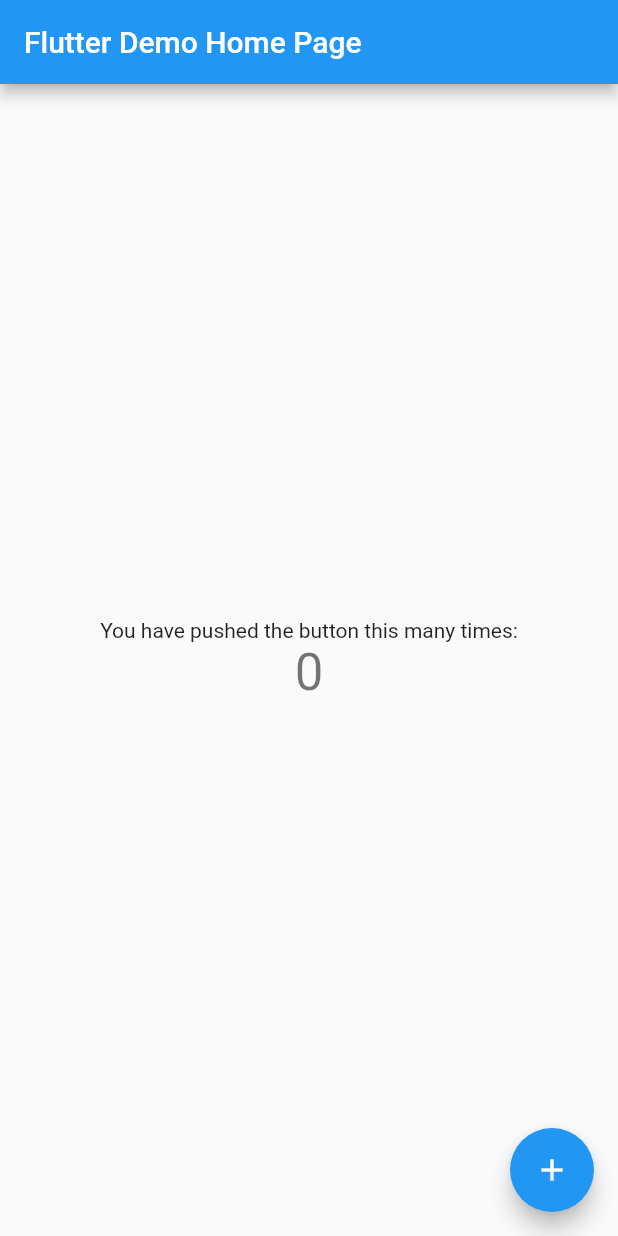
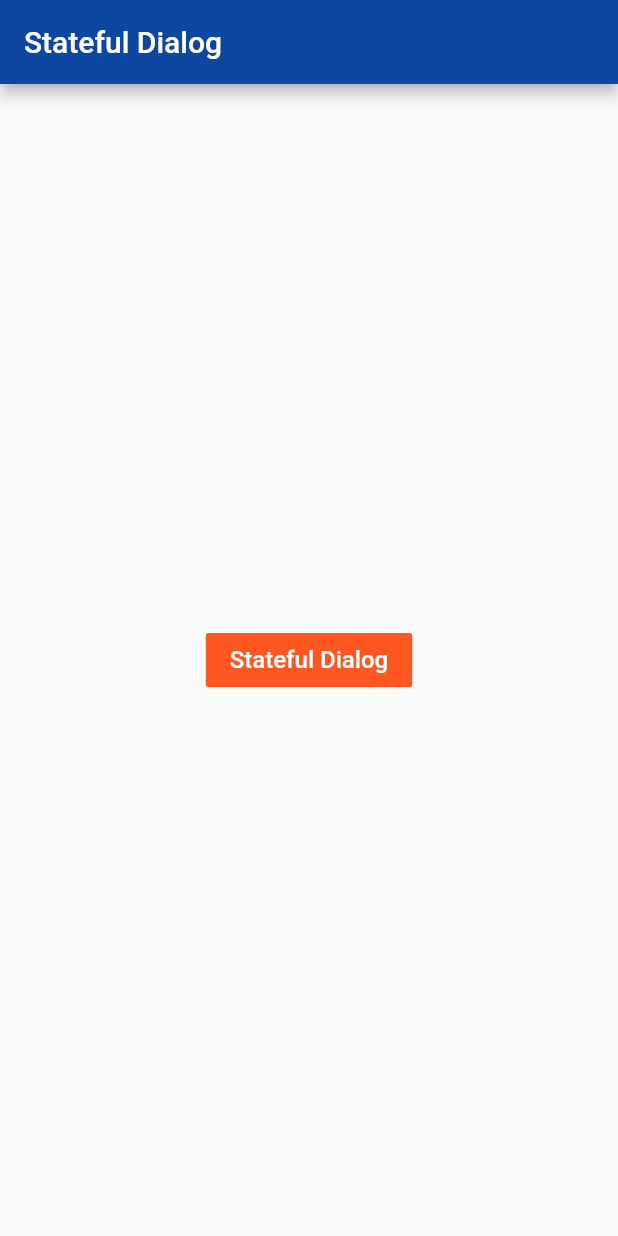
Before and after one commit to WhyLeeMath/flutter_app, a Flutter app: the screen it shows after launch, on a phone screen of 412 x 824 dp. Run offline on Flutter 3.47's test engine with Material 2 defaults, Android fonts, the phone set to English and light mode, and no system bars.

Commit message:
stateful button

```diff
--- a/lib/main.dart
+++ b/lib/main.dart
@@ -1,117 +1,97 @@
 import 'package:flutter/material.dart';
 
-void main() {
-  runApp(MyApp());
-}
+void main() => runApp(MyApp());
 
 class MyApp extends StatelessWidget {
-  // This widget is the root of your application.
   @override
   Widget build(BuildContext context) {
     return MaterialApp(
-      title: 'Flutter Demo',
-      theme: ThemeData(
-        // This is the theme of your application.
-        //
-        // Try running your application with "flutter run". You'll see the
-        // application has a blue toolbar. Then, without quitting the app, try
-        // changing the primarySwatch below to Colors.green and then invoke
-        // "hot reload" (press "r" in the console where you ran "flutter run",
-        // or simply save your changes to "hot reload" in a Flutter IDE).
-        // Notice that the counter didn't reset back to zero; the application
-        // is not restarted.
-        primarySwatch: Colors.blue,
-        // This makes the visual density adapt to the platform that you run
-        // the app on. For desktop platforms, the controls will be smaller and
-        // closer together (more dense) than on mobile platforms.
-        visualDensity: VisualDensity.adaptivePlatformDensity,
-      ),
-      home: MyHomePage(title: 'Flutter Demo Home Page'),
+      title: 'MyTestApp',
+      theme: ThemeData(primaryColor: Colors.blue[900]),
+      home: MyHomePage(),
     );
   }
 }
 
 class MyHomePage extends StatefulWidget {
-  MyHomePage({Key key, this.title}) : super(key: key);
-
-  // This widget is the home page of your application. It is stateful, meaning
-  // that it has a State object (defined below) that contains fields that affect
-  // how it looks.
-
-  // This class is the configuration for the state. It holds the values (in this
-  // case the title) provided by the parent (in this case the App widget) and
-  // used by the build method of the State. Fields in a Widget subclass are
-  // always marked "final".
-
-  final String title;
-
   @override
   _MyHomePageState createState() => _MyHomePageState();
 }
 
 class _MyHomePageState extends State<MyHomePage> {
-  int _counter = 0;
+  GlobalKey<FormState> _formKey = GlobalKey<FormState>();
 
-  void _incrementCounter() {
-    setState(() {
-      // This call to setState tells the Flutter framework that something has
-      // changed in this State, which causes it to rerun the build method below
-      // so that the display can reflect the updated values. If we changed
-      // _counter without calling setState(), then the build method would not be
-      // called again, and so nothing would appear to happen.
-      _counter++;
-    });
+  Future<void> showInformationDialog(BuildContext context) async {
+    return await showDialog(
+        context: context,
+        builder: (context) {
+          final TextEditingController _textEditingController =
+              TextEditingController();
+          bool isChecked = false;
+          return StatefulBuilder(builder: (context, setState) {
+            return AlertDialog(
+              content: Form(
+                key: _formKey,
+                child: Column(
+                  mainAxisSize: MainAxisSize.min,
+                  children: [
+                    TextFormField(
+                      controller: _textEditingController,
+                      validator: (value) {
+                        return value.isNotEmpty ? null : "Invalid Field";
+                      },
+                      decoration: InputDecoration(hintText: 'Enter Some Text'),
+                    ),
+                    Row(
+                      mainAxisAlignment: MainAxisAlignment.spaceBetween,
+                      children: [
+                        Text('Choice Box'),
+                        Checkbox(
+                            value: isChecked,
+                            onChanged: (checked) {
+                              setState(() {
+                                isChecked = checked;
+                              });
+                            })
+                      ],
+                    )
+                  ],
+                ),
+              ),
+              actions: [
+                TextButton(
+                    onPressed: () {
+                      if (_formKey.currentState.validate()) {
+                        Navigator.of(context).pop();
+                      }
+                    },
+                    child: Text('Okay'))
+              ],
+            );
+          });
+        });
   }
 
   @override
   Widget build(BuildContext context) {
-    // This method is rerun every time setState is called, for instance as done
-    // by the _incrementCounter method above.
-    //
-    // The Flutter framework has been optimized to make rerunning build methods
-    // fast, so that you can just rebuild anything that needs updating rather
-    // than having to individually change instances of widgets.
     return Scaffold(
       appBar: AppBar(
-        // Here we take the value from the MyHomePage object that was created by
-        // the App.build method, and use it to set our appbar title.
-        title: Text(widget.title),
+        title: Text('Stateful Dialog'),
       ),
-      body: Center(
-        // Center is a layout widget. It takes a single child and positions it
-        // in the middle of the parent.
-        child: Column(
-          // Column is also a layout widget. It takes a list of children and
-          // arranges them vertically. By default, it sizes itself to fit its
-          // children horizontally, and tries to be as tall as its parent.
-          //
-          // Invoke "debug painting" (press "p" in the console, choose the
-          // "Toggle Debug Paint" action from the Flutter Inspector in Android
-          // Studio, or the "Toggle Debug Paint" command in Visual Studio Code)
-          // to see the wireframe for each widget.
-          //
-          // Column has various properties to control how it sizes itself and
-          // how it positions its children. Here we use mainAxisAlignment to
-          // center the children vertically; the main axis here is the vertical
-          // axis because Columns are vertical (the cross axis would be
-          // horizontal).
-          mainAxisAlignment: MainAxisAlignment.center,
-          children: <Widget>[
-            Text(
-              'You have pushed the button this many times:',
+      body: Container(
+        child: Center(
+          child: FlatButton(
+            color: Colors.deepOrange,
+            onPressed: () async {
+              await showInformationDialog(context);
+            },
+            child: Text(
+              'Stateful Dialog',
+              style: TextStyle(color: Colors.white, fontSize: 16),
             ),
-            Text(
-              '$_counter',
-              style: Theme.of(context).textTheme.headline4,
-            ),
-          ],
+          ),
         ),
       ),
-      floatingActionButton: FloatingActionButton(
-        onPressed: _incrementCounter,
-        tooltip: 'Increment',
-        child: Icon(Icons.add),
-      ), // This trailing comma makes auto-formatting nicer for build methods.
     );
   }
 }
```
